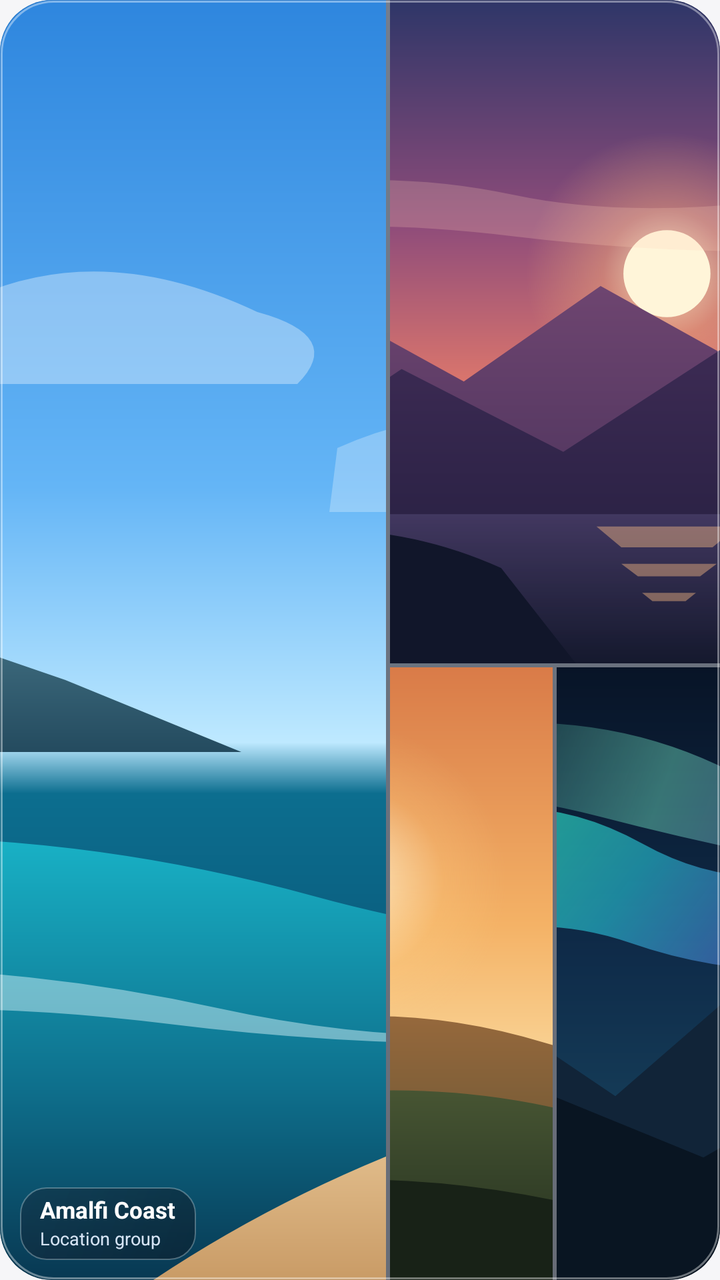
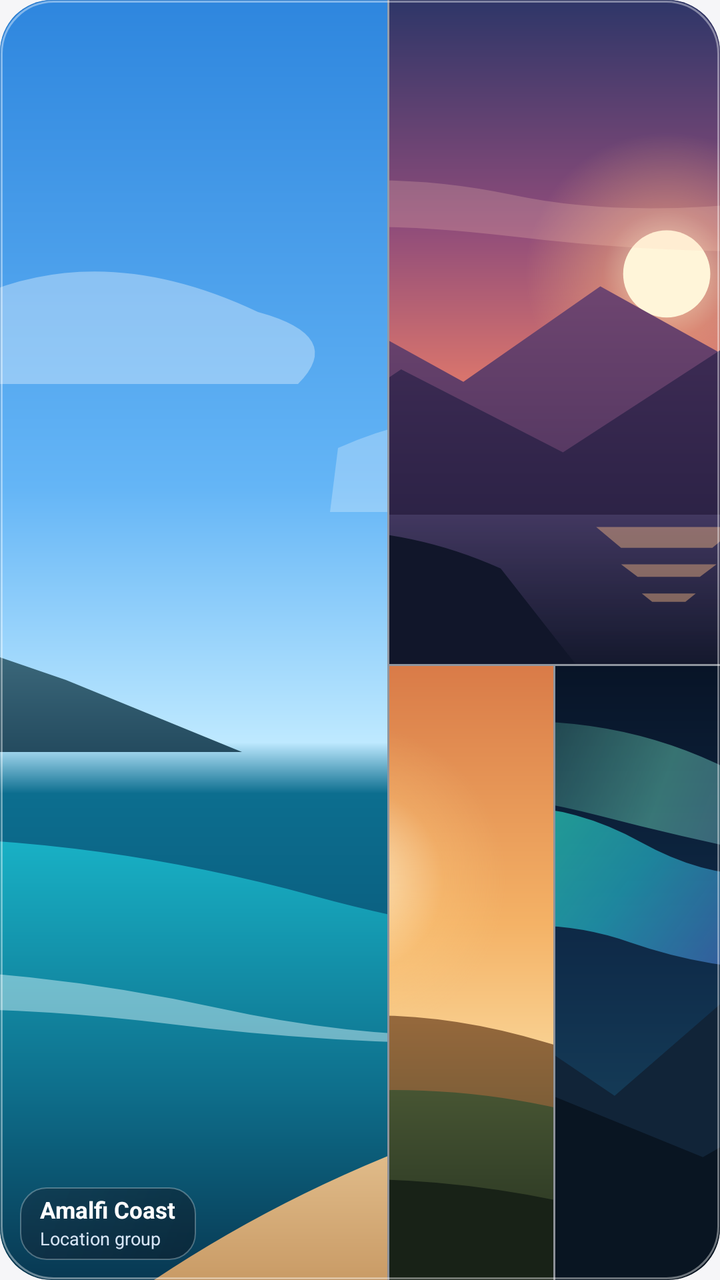

The first picture is an Android layout as it rendered before a commit; the second is the same layout after the commit. The layout source and the unified diff follow.
<!-- AndroidManifest.xml: application theme Theme.LuminaGallery -->
<!-- res/layout/widget_preview_smart_collage.xml -->
<?xml version="1.0" encoding="utf-8"?>
<FrameLayout xmlns:android="http://schemas.android.com/apk/res/android"
    android:layout_width="match_parent"
    android:layout_height="match_parent"
    android:background="@drawable/widget_bg_rounded"
    android:clipToOutline="true"
    android:foreground="@drawable/widget_glass_edge">

    <LinearLayout
        android:layout_width="match_parent"
        android:layout_height="match_parent"
        android:background="#33FFFFFF"
        android:orientation="horizontal">

        <ImageView
            android:layout_width="0dp"
            android:layout_height="match_parent"
            android:layout_marginEnd="2dp"
            android:layout_weight="54"
            android:contentDescription="@string/widget_photo_collage"
            android:scaleType="centerCrop"
            android:src="@drawable/widget_art_ocean_waves" />

        <LinearLayout
            android:layout_width="0dp"
            android:layout_height="match_parent"
            android:layout_weight="46"
            android:orientation="vertical">

            <ImageView
                android:layout_width="match_parent"
                android:layout_height="0dp"
                android:layout_marginBottom="2dp"
                android:layout_weight="52"
                android:contentDescription="@string/widget_photo_collage"
                android:scaleType="centerCrop"
                android:src="@drawable/widget_art_sunset_peaks" />

            <LinearLayout
                android:layout_width="match_parent"
                android:layout_height="0dp"
                android:layout_weight="48"
                android:orientation="horizontal">

                <ImageView
                    android:layout_width="0dp"
                    android:layout_height="match_parent"
                    android:layout_marginEnd="2dp"
                    android:layout_weight="1"
                    android:contentDescription="@string/widget_photo_collage"
                    android:scaleType="centerCrop"
                    android:src="@drawable/widget_art_golden_meadow" />

                <ImageView
                    android:layout_width="0dp"
                    android:layout_height="match_parent"
                    android:layout_weight="1"
                    android:contentDescription="@string/widget_photo_collage"
                    android:scaleType="centerCrop"
                    android:src="@drawable/widget_art_aurora_pine" />
            </LinearLayout>
        </LinearLayout>
    </LinearLayout>

    <LinearLayout
        android:layout_width="wrap_content"
        android:layout_height="wrap_content"
        android:layout_gravity="bottom|start"
        android:layout_margin="10dp"
        android:background="@drawable/widget_glass_pill"
        android:orientation="vertical"
        android:paddingHorizontal="10dp"
        android:paddingVertical="5dp">

        <TextView
            android:layout_width="wrap_content"
            android:layout_height="wrap_content"
            android:includeFontPadding="false"
            android:maxLines="1"
            android:text="@string/widget_preview_collage_title"
            android:textColor="#FFFFFF"
            android:textSize="11.5sp"
            android:textStyle="bold" />

        <TextView
            android:layout_width="wrap_content"
            android:layout_height="wrap_content"
            android:layout_marginTop="2dp"
            android:includeFontPadding="false"
            android:maxLines="1"
            android:text="@string/widget_preview_collage_sub"
            android:textColor="#D6E4F5"
            android:textSize="9sp" />
    </LinearLayout>

</FrameLayout>
<!-- resources referenced by this layout -->
<resources>
  <!-- drawable widget_art_aurora_pine: vector/xml drawable (drawable, 2723 chars, omitted) -->
  <!-- drawable widget_art_golden_meadow: vector/xml drawable (drawable, 2684 chars, omitted) -->
  <!-- drawable widget_art_ocean_waves: vector/xml drawable (drawable, 3062 chars, omitted) -->
  <!-- drawable widget_art_sunset_peaks: vector/xml drawable (drawable, 3773 chars, omitted) -->
  <!-- drawable widget_bg_rounded (drawable) -->
  <?xml version="1.0" encoding="utf-8"?>
  <shape xmlns:android="http://schemas.android.com/apk/res/android"
      android:shape="rectangle">
      <corners android:radius="@dimen/widget_corner_radius" />
      <gradient
          android:angle="315"
          android:startColor="#CC2B3C56"
          android:centerColor="#CC1A263A"
          android:endColor="#CC111929" />
  </shape>
  <!-- drawable widget_glass_edge (drawable) -->
  <?xml version="1.0" encoding="utf-8"?>
  <layer-list xmlns:android="http://schemas.android.com/apk/res/android">
      
      <item>
          <shape android:shape="rectangle">
              <corners android:radius="@dimen/widget_corner_radius" />
              <stroke
                  android:width="0.45dp"
                  android:color="#1A000000" />
          </shape>
      </item>
      
      <item
          android:bottom="0.45dp"
          android:left="0.45dp"
          android:right="0.45dp"
          android:top="0.45dp">
          <shape android:shape="rectangle">
              <corners android:radius="@dimen/widget_corner_radius" />
              <solid android:color="#00000000" />
              <stroke
                  android:width="1.15dp"
                  android:color="#66FFFFFF" />
          </shape>
      </item>
  </layer-list>
  <!-- drawable widget_glass_pill (drawable) -->
  <?xml version="1.0" encoding="utf-8"?>
  <shape xmlns:android="http://schemas.android.com/apk/res/android"
      android:shape="rectangle">
      <corners android:radius="13dp" />
      <gradient
          android:angle="315"
          android:startColor="#66162030"
          android:endColor="#780B101A" />
      <stroke
          android:width="0.75dp"
          android:color="#47FFFFFF" />
  </shape>
  <string name="widget_photo_collage">Smart Collage</string>
  <string name="widget_preview_collage_sub">Location group</string>
  <string name="widget_preview_collage_title">Amalfi Coast</string>
  <style name="Theme.LuminaGallery" parent="android:Theme.Material.Light.NoActionBar">
          <item name="android:windowBackground">@color/launch_window_background</item>
          <item name="android:statusBarColor">@android:color/transparent</item>
          <item name="android:navigationBarColor">@android:color/transparent</item>
      </style>
  <dimen name="widget_corner_radius">26dp</dimen>
  <color name="launch_window_background">#FFF6F6F8</color>
</resources>

<!-- the commit's change to res/layout/widget_preview_smart_collage.xml (unified diff, before → after) -->
@@ -9,13 +9,13 @@
     <LinearLayout
         android:layout_width="match_parent"
         android:layout_height="match_parent"
-        android:background="#33FFFFFF"
+        android:background="#66FFFFFF"
         android:orientation="horizontal">
 
         <ImageView
             android:layout_width="0dp"
             android:layout_height="match_parent"
-            android:layout_marginEnd="2dp"
+            android:layout_marginEnd="1.1dp"
             android:layout_weight="54"
             android:contentDescription="@string/widget_photo_collage"
             android:scaleType="centerCrop"
@@ -30,7 +30,7 @@
             <ImageView
                 android:layout_width="match_parent"
                 android:layout_height="0dp"
-                android:layout_marginBottom="2dp"
+                android:layout_marginBottom="1.1dp"
                 android:layout_weight="52"
                 android:contentDescription="@string/widget_photo_collage"
                 android:scaleType="centerCrop"
@@ -45,7 +45,7 @@
                 <ImageView
                     android:layout_width="0dp"
                     android:layout_height="match_parent"
-                    android:layout_marginEnd="2dp"
+                    android:layout_marginEnd="1.1dp"
                     android:layout_weight="1"
                     android:contentDescription="@string/widget_photo_collage"
                     android:scaleType="centerCrop"
